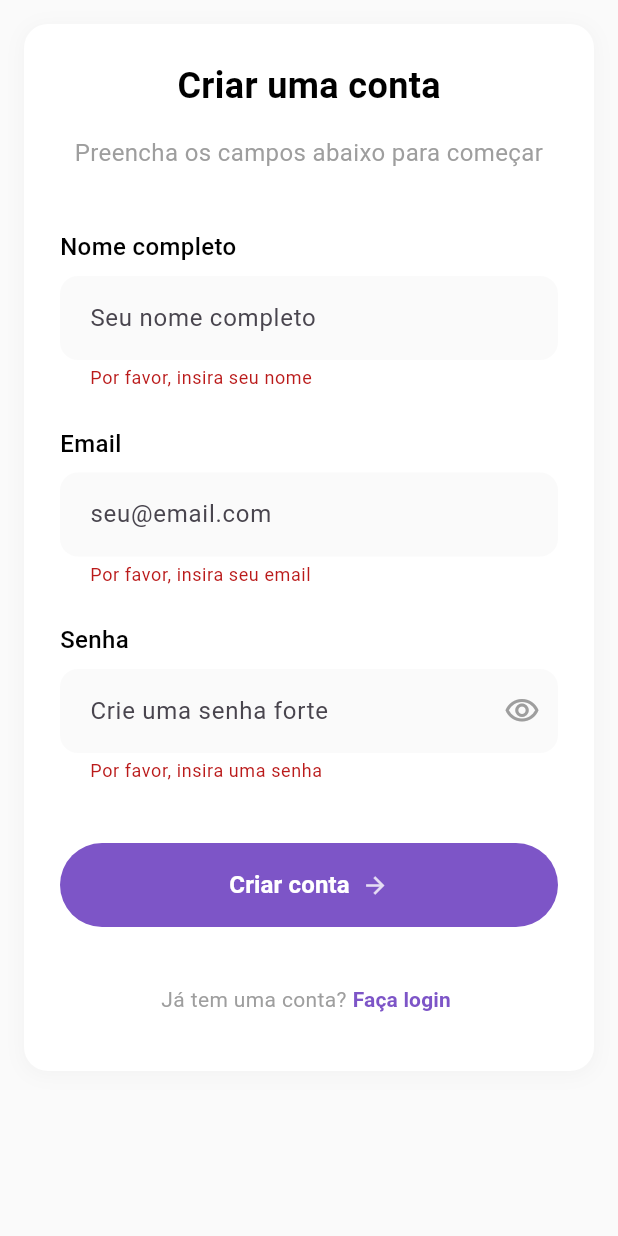
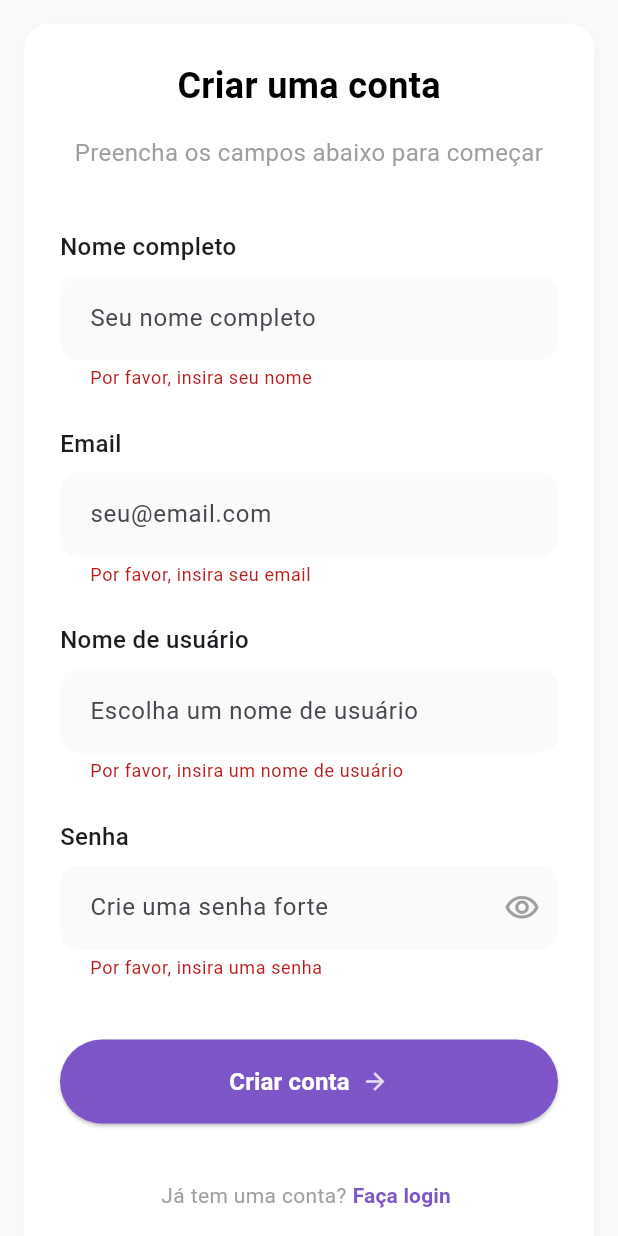
Before and after one commit to lucas0302/projetointegrador, a Flutter app: the RegisterScreen screen opened by its route, after a tap on "Criar conta", on a phone screen of 412 x 824 dp. Run offline on Flutter 3.47's test engine with Material 3 defaults, Android fonts, the phone set to English and light mode, and no system bars; our stand-ins replace image_picker, shared_preferences, video_player; accounts and stored records are empty.

Commit message:
feat(auth): ligando o back com o front

```diff
--- /dev/null
+++ b/frontend/lib/routes/app_routes.dart
@@ -0,0 +1,23 @@
+import 'package:flutter/material.dart';
+import '../screens/home/home_screen.dart';
+import '../screens/home/explore_screen.dart';
+import '../screens/auth/login_screen.dart';
+import '../screens/auth/register_screen.dart';
+import '../screens/video/tiktok_feed_screen.dart';
+import '../screens/video/feed_screen.dart';
+import '../screens/profile/profile_screen.dart';
+import '../screens/messages/messages_screen.dart';
+
+class AppRoutes {
+  static Map<String, Widget Function(BuildContext)> routes = {
+    '/': (context) => const HomeScreen(),
+    '/home': (context) => const HomeScreen(),
+    '/explore': (context) => const ExploreScreen(),
+    '/login': (context) => const LoginScreen(),
+    '/register': (context) => const RegisterScreen(),
+    '/tiktok': (context) => const TikTokFeedScreen(),
+    '/feed': (context) => const FeedScreen(),
+    '/profile': (context) => const ProfileScreen(),
+    '/messages': (context) => const MessagesScreen(),
+  };
+}
--- a/frontend/lib/screens/auth/register_screen.dart
+++ b/frontend/lib/screens/auth/register_screen.dart
@@ -1,6 +1,7 @@
 import 'package:flutter/material.dart';
 import '../../theme/app_theme.dart';
 import '../../utils/navigation.dart';
+import '../../services/auth_service.dart';
 import 'login_screen.dart';
 
 class RegisterScreen extends StatefulWidget {
@@ -14,15 +15,51 @@ class _RegisterScreenState extends State<RegisterScreen> {
   final _formKey = GlobalKey<FormState>();
   final _nameController = TextEditingController();
   final _emailController = TextEditingController();
+  final _usernameController = TextEditingController();
   final _passwordController = TextEditingController();
   bool _obscurePassword = true;
+  bool _isLoading = false;
 
   @override
   void dispose() {
     _nameController.dispose();
     _emailController.dispose();
+    _usernameController.dispose();
     _passwordController.dispose();
     super.dispose();
+  }
+
+  Future<void> _handleRegister() async {
+    if (!_formKey.currentState!.validate()) return;
+
+    setState(() => _isLoading = true);
+
+    try {
+      final authService = AuthService();
+      final response = await authService.register(
+        _nameController.text,
+        _emailController.text,
+        _usernameController.text,
+        _passwordController.text,
+      );
+
+      if (mounted) {
+        Navigator.pushReplacementNamed(context, '/tiktok');
+      }
+    } catch (e) {
+      if (mounted) {
+        ScaffoldMessenger.of(context).showSnackBar(
+          SnackBar(
+            content: Text(e.toString()),
+            backgroundColor: Colors.red,
+          ),
+        );
+      }
+    } finally {
+      if (mounted) {
+        setState(() => _isLoading = false);
+      }
+    }
   }
 
   @override
@@ -152,6 +189,40 @@ class _RegisterScreenState extends State<RegisterScreen> {
 
                     const SizedBox(height: 24),
 
+                    // Campo Nome de Usuário
+                    const Text(
+                      'Nome de usuário',
+                      style: TextStyle(
+                        fontWeight: FontWeight.w500,
+                        fontSize: 16,
+                      ),
+                    ),
+                    const SizedBox(height: 8),
+                    TextFormField(
+                      controller: _usernameController,
+                      decoration: InputDecoration(
+                        hintText: 'Escolha um nome de usuário',
+                        fillColor: Colors.grey[50],
+                        filled: true,
+                        border: OutlineInputBorder(
+                          borderRadius: BorderRadius.circular(12),
+                          borderSide: BorderSide.none,
+                        ),
+                        contentPadding: const EdgeInsets.symmetric(
+                          horizontal: 16,
+                          vertical: 16,
+                        ),
+                      ),
+                      validator: (value) {
+                        if (value == null || value.isEmpty) {
+                          return 'Por favor, insira um nome de usuário';
+                        }
+                        return null;
+                      },
+                    ),
+
+                    const SizedBox(height: 24),
+
                     // Campo Senha
                     const Text(
                       'Senha',
@@ -208,23 +279,23 @@ class _RegisterScreenState extends State<RegisterScreen> {
                       width: double.infinity,
                       height: 56,
                       child: ElevatedButton(
-                        onPressed: () {
-                          if (_formKey.currentState!.validate()) {
-                            // Implementar lógica de cadastro aqui
-                            // Por enquanto, apenas navegamos para a tela de login
-                            AppNavigation.navigateToReplacement(
-                              context,
-                              const LoginScreen(),
-                            );
-                          }
-                        },
+                        onPressed: _isLoading ? null : _handleRegister,
                         style: ElevatedButton.styleFrom(
                           backgroundColor: AppTheme.primaryPurple,
                           shape: RoundedRectangleBorder(
                             borderRadius: BorderRadius.circular(28),
                           ),
                         ),
-                        child: Row(
+                        child: _isLoading
+                            ? const SizedBox(
+                                width: 24,
+                                height: 24,
+                                child: CircularProgressIndicator(
+                                  color: Colors.white,
+                                  strokeWidth: 2,
+                                ),
+                              )
+                            : Row(
                                 mainAxisAlignment: MainAxisAlignment.center,
                                 children: [
                                   const Text(
```
Also changed, not shown: frontend/lib/main.dart (+8 -20 lines), frontend/lib/screens/auth/login_screen.dart (+51 -8 lines), frontend/lib/screens/video/tiktok_feed_screen.dart (+16 -4 lines), frontend/lib/services/auth_service.dart (added, +57 -0 lines), 3 other files. Lines whose indentation alone changed are shown as unchanged.
